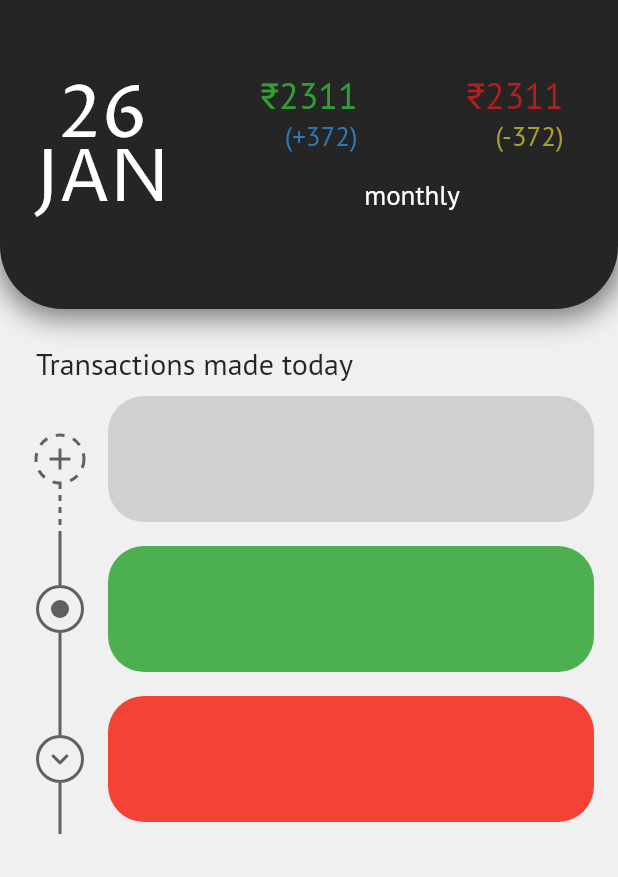
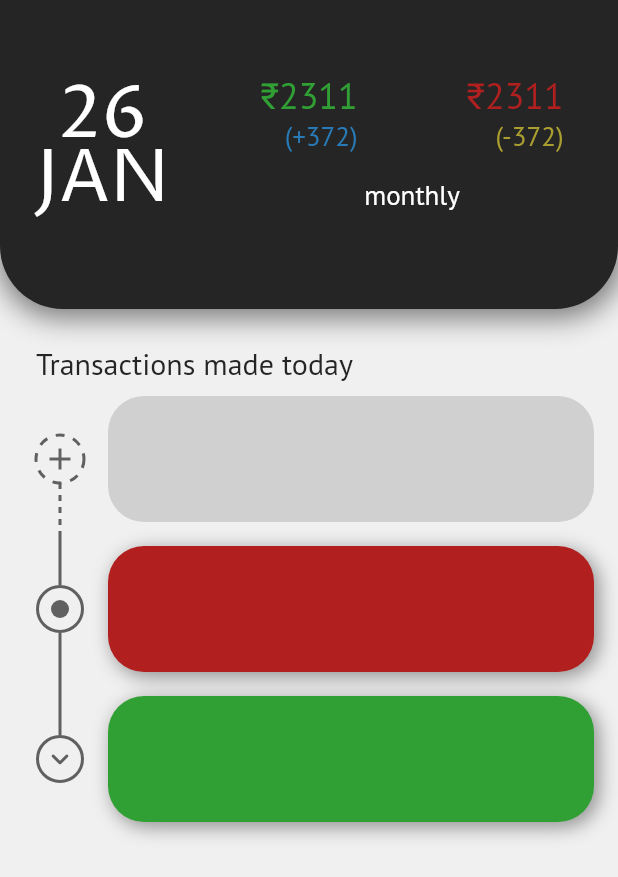
Before and after one commit to Ayush783/bahi_khata, a Flutter app: the screen it shows after launch, on a phone screen of 412 x 824 dp. Shown: the top 877 px of the screen. Run offline on Flutter 3.47's test engine with Material 2 defaults, Android fonts, the phone set to English and light mode, and no system bars; drawn by our look-alikes of dotted_border, timelines; our stand-ins replace bloc, flutter_bloc.

Commit message:
ui of transaction lost completed

```diff
--- a/lib/service/fake_api_service.dart
+++ b/lib/service/fake_api_service.dart
@@ -23,14 +23,14 @@ class FakeApiService {
         'amount': 220,
         'made_with': 'none',
         'time': '8:10 am',
-        'pay_id': 3, // have to pay (loan type)
+        'pay_id': 2, // have to pay (loan type)
       },
       {
         'name': 'Piyush',
         'amount': 480,
         'made_with': 'none',
         'time': '7:00 am',
-        'pay_id': 4, // have to recieve
+        'pay_id': 3, // have to recieve
       },
     ];
     await Future.delayed(3.seconds());
--- a/lib/ui/widgets/daily_transaction_list.dart
+++ b/lib/ui/widgets/daily_transaction_list.dart
@@ -34,6 +34,19 @@ class DailyTansactionList extends StatelessWidget {
   ValueNotifier<List<Map<String, dynamic>>> get listOnScreen =>
       ValueNotifier(data!.sublist(0, 2));
 
+  Color getCardColor(int value) {
+    switch (value) {
+      case 0:
+        return Color(0xffB21F1F);
+      case 1:
+        return Color(0xff30A034);
+      case 2:
+        return Color(0xffAB9F2F);
+      default:
+        return Color(0xff297BB7);
+    }
+  }
+
   @override
   Widget build(BuildContext context) {
     final size = MediaQuery.of(context).size;
@@ -66,8 +79,15 @@ class DailyTansactionList extends StatelessWidget {
             else
               return Container(
                 decoration: BoxDecoration(
-                  color: index % 2 == 0 ? Colors.red : Colors.green,
+                  color: getCardColor(listOnScreen.value[index - 1]['pay_id']),
                   borderRadius: BorderRadius.circular(24),
+                  boxShadow: [
+                    BoxShadow(
+                      offset: Offset(3, 3),
+                      blurRadius: 10,
+                      color: Colors.black.withOpacity(0.4),
+                    ),
+                  ],
                 ),
                 margin: EdgeInsets.symmetric(vertical: 8, horizontal: 16),
               );
@@ -81,6 +101,8 @@ class DailyTansactionList extends StatelessWidget {
                 dash: 4,
                 gap: 4,
               );
+            else if (index == listOnScreen.value.length)
+              return Connector.transparent();
             else
               return Connector.solidLine();
           },
```
